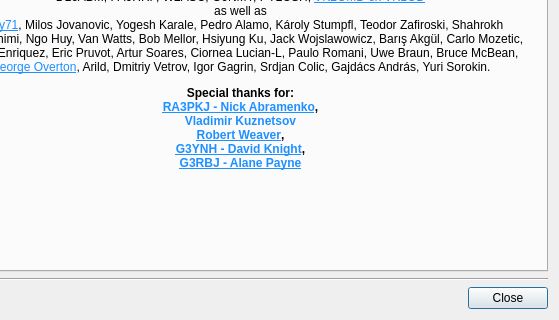
The window that about.ui (radioacoustick/Coil64) describes before a commit, drawn with Qt 5; both pictures show x 91 to 650 and y 149 to 469 of the 650 by 469 pixel window.
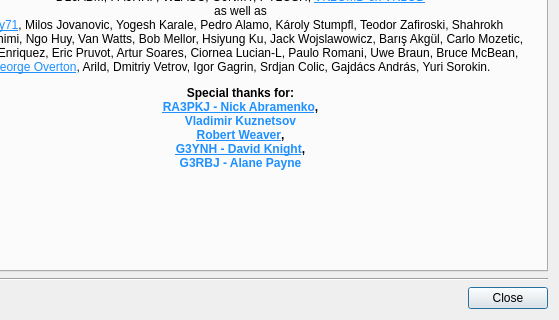
The same window after the commit. Icons and pictures are not drawn.

Patch:
```diff
--- a/about.ui
+++ b/about.ui
@@ -439,7 +439,7 @@
               </font>
              </property>
              <property name="text">
-              <string notr="true">&lt;html&gt;&lt;head&gt;&lt;head/&gt;&lt;body&gt;&lt;p align=&quot;center&quot;&gt;RK3AQD, RA1QEA, UA9CTU, RA3MB, RA3SI, UA3GGP, UT2LK,&lt;br/&gt;UR3LUC, UR6HDX, UA6IGI, &lt;a href=&quot;http://un8gv.my1.ru/&quot;&gt;&lt;span style=&quot;text-decoration: underline; color:DodgerBlue;&quot;&gt;UN8GW&lt;/span&gt;&lt;/a&gt;, RA9SVY, &lt;a href=&quot;http://ea1ddo.es/&quot;&gt;&lt;span style=&quot;text-decoration: underline; color:DodgerBlue;&quot;&gt;EA1DDO&lt;/span&gt;&lt;/a&gt;, &lt;a href=&quot;http://www.qrz.com/db/9A3SW&quot;&gt;&lt;span style=&quot;text-decoration: underline; color:DodgerBlue;&quot;&gt;9A3SW&lt;/span&gt;&lt;/a&gt;, &lt;a href=&quot;http://qrz.pl/callbook.asp?f_domena=sp9izm&quot;&gt;&lt;span style=&quot;text-decoration: underline; color:DodgerBlue;&quot;&gt;SP9IZM&lt;/span&gt;&lt;/a&gt;, &lt;a href=&quot;https://www.qrz.com/db/PD2HPS&quot;&gt;&lt;span style=&quot;text-decoration: underline; color:DodgerBlue;&quot;&gt;PD2HPS&lt;/span&gt;&lt;/a&gt;, KC9USI, SV3ISD, DL6ABM, PA0HRP, W2ASC, G0NMY, PY2CSH, &lt;a href=&quot;https://www.owenduffy.net/index.htm&quot;&gt;&lt;span style=&quot;text-decoration: underline; color:DodgerBlue;&quot;&gt;VK2OMD ex VK1OD&lt;/span&gt;&lt;/a&gt;&lt;br/&gt;as well as&lt;br/&gt;&lt;a href=&quot;http://www.eddy.com.ua/&quot;&gt;&lt;span style=&quot;text-decoration: underline; color:DodgerBlue;&quot;&gt;Eddy71&lt;/span&gt;&lt;/a&gt;, Milos Jovanovic, Yogesh Karale, Pedro Alamo, Károly Stumpfl, Teodor Zafiroski, Shahrokh Mostaghimi, Ngo Huy, Van Watts, Bob Mellor, Hsiyung Ku, Jack Wojslawowicz, Barış Akgül, Carlo Mozetic, Edgar Enriquez, Eric Pruvot, Artur Soares, Ciornea Lucian-L, Paulo Romani, Uwe Braun, Bruce McBean, &lt;a href=&quot;https://www.geotech1.com/forums/forum.php&quot;&gt;&lt;span style=&quot;text-decoration: underline; color:DodgerBlue;&quot;&gt;George Overton&lt;/span&gt;&lt;/a&gt;, Arild, Dmitriy Vetrov, Igor Gagrin, Srdjan Colic, Gajdács András, Yuri Sorokin.&lt;/p&gt;&lt;p align=&quot;center&quot;&gt;&lt;span style=&quot; font-weight:600;&quot;&gt;Special thanks for:&lt;br/&gt;&lt;/span&gt;&lt;a href=&quot;http://www.ra3pkj.ru/&quot;&gt;&lt;span style=&quot; font-weight:600; text-decoration: underline; color:DodgerBlue;&quot;&gt;RA3PKJ - Nick Abramenko&lt;/span&gt;&lt;/a&gt;&lt;span style=&quot; font-weight:600;&quot;&gt;,&lt;/span&gt;&lt;br/&gt;&lt;span style=&quot; font-weight:600; color:DodgerBlue;&quot;&gt;Vladimir Kuznetsov&lt;/span&gt;&lt;br/&gt;&lt;a href=&quot;http://electronbunker.ca/eb/index.html&quot;&gt;&lt;span style=&quot; font-weight:600; text-decoration: underline; color:DodgerBlue;&quot;&gt;Robert Weaver&lt;/span&gt;&lt;/a&gt;&lt;span style=&quot; font-weight:600;&quot;&gt;,&lt;br/&gt;&lt;/span&gt;&lt;a href=&quot;http://www.g3ynh.info/index.html&quot;&gt;&lt;span style=&quot; font-weight:600; text-decoration: underline; color:DodgerBlue;&quot;&gt;G3YNH - David Knight&lt;/span&gt;&lt;/a&gt;&lt;span style=&quot; font-weight:600;&quot;&gt;,&lt;br/&gt;&lt;/span&gt;&lt;a href=&quot;http://g3rbj.co.uk&quot;&gt;&lt;span style=&quot; font-weight:600; text-decoration: underline; color:DodgerBlue;&quot;&gt;G3RBJ - Alane Payne&lt;/span&gt;&lt;/a&gt;&lt;/p&gt;&lt;/body&gt;&lt;/html&gt;</string>
+              <string notr="true">&lt;html&gt;&lt;head&gt;&lt;head/&gt;&lt;body&gt;&lt;p align=&quot;center&quot;&gt;RK3AQD, RA1QEA, UA9CTU, RA3MB, RA3SI, UA3GGP, UT2LK,&lt;br/&gt;UR3LUC, UR6HDX, UA6IGI, &lt;a href=&quot;http://un8gv.my1.ru/&quot;&gt;&lt;span style=&quot;text-decoration: underline; color:DodgerBlue;&quot;&gt;UN8GW&lt;/span&gt;&lt;/a&gt;, RA9SVY, &lt;a href=&quot;http://ea1ddo.es/&quot;&gt;&lt;span style=&quot;text-decoration: underline; color:DodgerBlue;&quot;&gt;EA1DDO&lt;/span&gt;&lt;/a&gt;, &lt;a href=&quot;http://www.qrz.com/db/9A3SW&quot;&gt;&lt;span style=&quot;text-decoration: underline; color:DodgerBlue;&quot;&gt;9A3SW&lt;/span&gt;&lt;/a&gt;, &lt;a href=&quot;http://qrz.pl/callbook.asp?f_domena=sp9izm&quot;&gt;&lt;span style=&quot;text-decoration: underline; color:DodgerBlue;&quot;&gt;SP9IZM&lt;/span&gt;&lt;/a&gt;, &lt;a href=&quot;https://www.qrz.com/db/PD2HPS&quot;&gt;&lt;span style=&quot;text-decoration: underline; color:DodgerBlue;&quot;&gt;PD2HPS&lt;/span&gt;&lt;/a&gt;, KC9USI, SV3ISD, DL6ABM, PA0HRP, W2ASC, G0NMY, PY2CSH, &lt;a href=&quot;https://www.owenduffy.net/index.htm&quot;&gt;&lt;span style=&quot;text-decoration: underline; color:DodgerBlue;&quot;&gt;VK2OMD ex VK1OD&lt;/span&gt;&lt;/a&gt;&lt;br/&gt;as well as&lt;br/&gt;&lt;a href=&quot;http://www.eddy.com.ua/&quot;&gt;&lt;span style=&quot;text-decoration: underline; color:DodgerBlue;&quot;&gt;Eddy71&lt;/span&gt;&lt;/a&gt;, Milos Jovanovic, Yogesh Karale, Pedro Alamo, Károly Stumpfl, Teodor Zafiroski, Shahrokh Mostaghimi, Ngo Huy, Van Watts, Bob Mellor, Hsiyung Ku, Jack Wojslawowicz, Barış Akgül, Carlo Mozetic, Edgar Enriquez, Eric Pruvot, Artur Soares, Ciornea Lucian-L, Paulo Romani, Uwe Braun, Bruce McBean, &lt;a href=&quot;https://www.geotech1.com/forums/forum.php&quot;&gt;&lt;span style=&quot;text-decoration: underline; color:DodgerBlue;&quot;&gt;George Overton&lt;/span&gt;&lt;/a&gt;, Arild, Dmitriy Vetrov, Igor Gagrin, Srdjan Colic, Gajdács András, Yuri Sorokin.&lt;/p&gt;&lt;p align=&quot;center&quot;&gt;&lt;span style=&quot; font-weight:600;&quot;&gt;Special thanks for:&lt;br/&gt;&lt;/span&gt;&lt;a href=&quot;http://www.ra3pkj.ru/&quot;&gt;&lt;span style=&quot; font-weight:600; text-decoration: underline; color:DodgerBlue;&quot;&gt;RA3PKJ - Nick Abramenko&lt;/span&gt;&lt;/a&gt;&lt;span style=&quot; font-weight:600;&quot;&gt;,&lt;/span&gt;&lt;br/&gt;&lt;span style=&quot; font-weight:600; color:DodgerBlue;&quot;&gt;Vladimir Kuznetsov&lt;/span&gt;&lt;br/&gt;&lt;a href=&quot;http://electronbunker.ca/eb/index.html&quot;&gt;&lt;span style=&quot; font-weight:600; text-decoration: underline; color:DodgerBlue;&quot;&gt;Robert Weaver&lt;/span&gt;&lt;/a&gt;&lt;span style=&quot; font-weight:600;&quot;&gt;,&lt;br/&gt;&lt;/span&gt;&lt;a href=&quot;http://www.g3ynh.info/index.html&quot;&gt;&lt;span style=&quot; font-weight:600; text-decoration: underline; color:DodgerBlue;&quot;&gt;G3YNH - David Knight&lt;/span&gt;&lt;/a&gt;&lt;span style=&quot; font-weight:600;&quot;&gt;,&lt;br/&gt;&lt;/span&gt;&lt;span style=&quot; font-weight:600; color:DodgerBlue;&quot;&gt;G3RBJ - Alane Payne&lt;/span&gt;&lt;/p&gt;&lt;/body&gt;&lt;/html&gt;</string>
              </property>
              <property name="alignment">
               <set>Qt::AlignLeading|Qt::AlignLeft|Qt::AlignTop</set>
```
